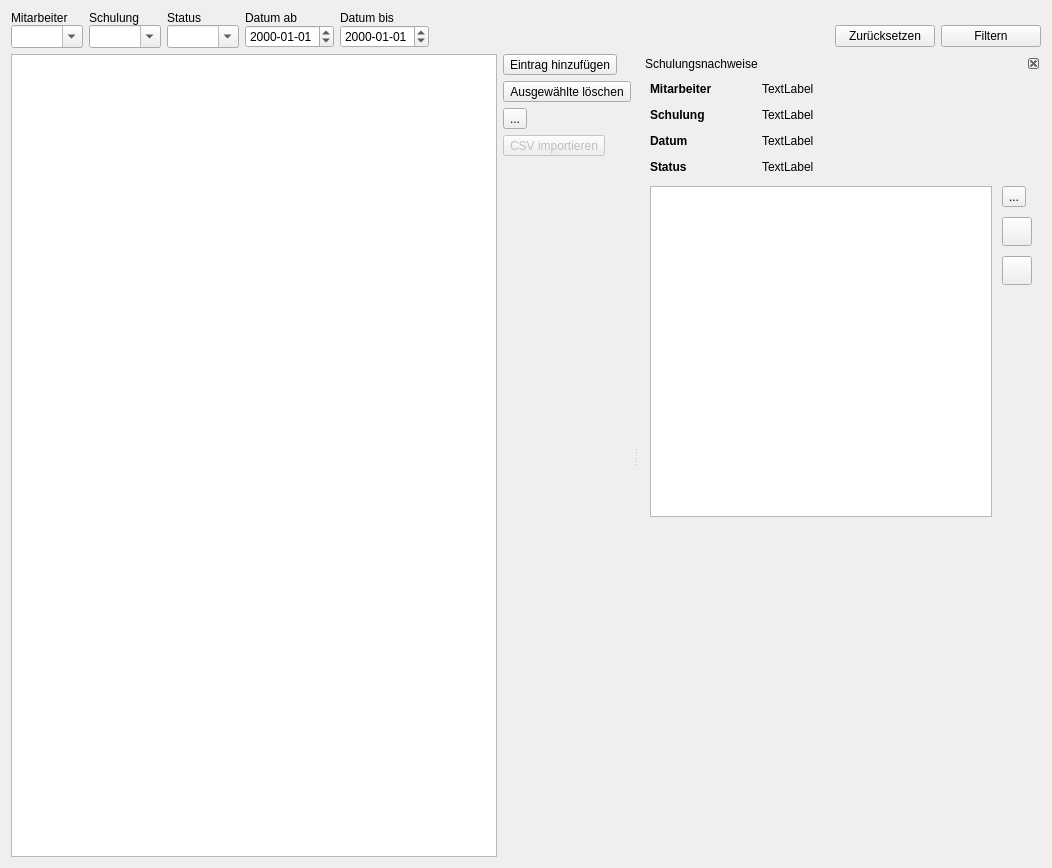
Before: the Qt Designer form ui/qmtraindatawidget.ui in Christian-Kr/QualificationMatrix, drawn with Qt 5.
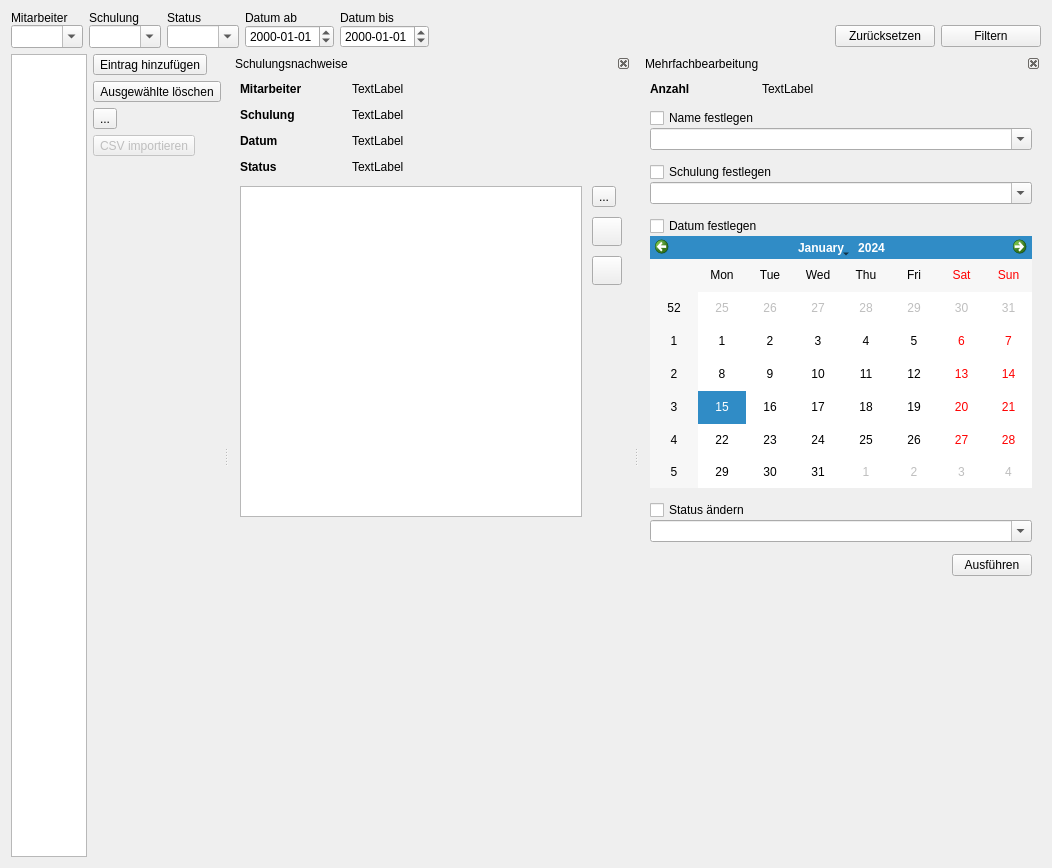
After: the same form once the commit is applied. Icons and pictures are not drawn.

Commit message: implement multi editing

```diff
--- a/ui/qmtraindatawidget.ui
+++ b/ui/qmtraindatawidget.ui
@@ -666,6 +666,207 @@
          </layout>
         </widget>
        </widget>
+       <widget class="QDockWidget" name="dwMultiEdit">
+        <property name="minimumSize">
+         <size>
+          <width>400</width>
+          <height>630</height>
+         </size>
+        </property>
+        <property name="maximumSize">
+         <size>
+          <width>400</width>
+          <height>524287</height>
+         </size>
+        </property>
+        <property name="features">
+         <set>QDockWidget::DockWidgetClosable|QDockWidget::DockWidgetMovable</set>
+        </property>
+        <property name="allowedAreas">
+         <set>Qt::LeftDockWidgetArea|Qt::RightDockWidgetArea</set>
+        </property>
+        <property name="windowTitle">
+         <string>Mehrfachbearbeitung</string>
+        </property>
+        <widget class="QWidget" name="dockWidgetContents_3">
+         <layout class="QVBoxLayout" name="verticalLayout_9">
+          <property name="spacing">
+           <number>12</number>
+          </property>
+          <item>
+           <layout class="QHBoxLayout" name="horizontalLayout_7">
+            <item>
+             <widget class="QLabel" name="label_6">
+              <property name="maximumSize">
+               <size>
+                <width>100</width>
+                <height>16777215</height>
+               </size>
+              </property>
+              <property name="font">
+               <font>
+                <weight>75</weight>
+                <bold>true</bold>
+               </font>
+              </property>
+              <property name="text">
+               <string>Anzahl</string>
+              </property>
+             </widget>
+            </item>
+            <item>
+             <widget class="QLabel" name="laSelCount">
+              <property name="text">
+               <string>TextLabel</string>
+              </property>
+             </widget>
+            </item>
+           </layout>
+          </item>
+          <item>
+           <layout class="QVBoxLayout" name="verticalLayout_5">
+            <property name="spacing">
+             <number>0</number>
+            </property>
+            <item>
+             <widget class="QCheckBox" name="cbSetName">
+              <property name="text">
+               <string>Name festlegen</string>
+              </property>
+             </widget>
+            </item>
+            <item>
+             <widget class="QComboBox" name="cbName">
+              <property name="editable">
+               <bool>true</bool>
+              </property>
+              <property name="maxVisibleItems">
+               <number>20</number>
+              </property>
+              <property name="insertPolicy">
+               <enum>QComboBox::NoInsert</enum>
+              </property>
+              <property name="minimumContentsLength">
+               <number>0</number>
+              </property>
+             </widget>
+            </item>
+           </layout>
+          </item>
+          <item>
+           <layout class="QVBoxLayout" name="verticalLayout_6">
+            <property name="spacing">
+             <number>0</number>
+            </property>
+            <item>
+             <widget class="QCheckBox" name="cbSetTrain">
+              <property name="text">
+               <string>Schulung festlegen</string>
+              </property>
+             </widget>
+            </item>
+            <item>
+             <widget class="QComboBox" name="cbTrain">
+              <property name="editable">
+               <bool>true</bool>
+              </property>
+              <property name="maxVisibleItems">
+               <number>20</number>
+              </property>
+              <property name="insertPolicy">
+               <enum>QComboBox::NoInsert</enum>
+              </property>
+             </widget>
+            </item>
+           </layout>
+          </item>
+          <item>
+           <layout class="QVBoxLayout" name="verticalLayout_7">
+            <property name="spacing">
+             <number>0</number>
+            </property>
+            <item>
+             <widget class="QCheckBox" name="cbSetDate">
+              <property name="text">
+               <string>Datum festlegen</string>
+              </property>
+             </widget>
+            </item>
+            <item>
+             <widget class="QCalendarWidget" name="cwTrainDate"/>
+            </item>
+           </layout>
+          </item>
+          <item>
+           <layout class="QVBoxLayout" name="verticalLayout_8">
+            <property name="spacing">
+             <number>0</number>
+            </property>
+            <item>
+             <widget class="QCheckBox" name="cbSetState">
+              <property name="text">
+               <string>Status ändern</string>
+              </property>
+             </widget>
+            </item>
+            <item>
+             <widget class="QComboBox" name="cbTrainState">
+              <property name="editable">
+               <bool>true</bool>
+              </property>
+              <property name="maxVisibleItems">
+               <number>20</number>
+              </property>
+              <property name="insertPolicy">
+               <enum>QComboBox::NoInsert</enum>
+              </property>
+              <property name="minimumContentsLength">
+               <number>0</number>
+              </property>
+             </widget>
+            </item>
+           </layout>
+          </item>
+          <item>
+           <layout class="QHBoxLayout" name="horizontalLayout_8">
+            <item>
+             <spacer name="horizontalSpacer_2">
+              <property name="orientation">
+               <enum>Qt::Horizontal</enum>
+              </property>
+              <property name="sizeHint" stdset="0">
+               <size>
+                <width>40</width>
+                <height>20</height>
+               </size>
+              </property>
+             </spacer>
+            </item>
+            <item>
+             <widget class="QPushButton" name="pbExecMultiEdit">
+              <property name="text">
+               <string>Ausführen</string>
+              </property>
+             </widget>
+            </item>
+           </layout>
+          </item>
+          <item>
+           <spacer name="verticalSpacer_4">
+            <property name="orientation">
+             <enum>Qt::Vertical</enum>
+            </property>
+            <property name="sizeHint" stdset="0">
+             <size>
+              <width>10</width>
+              <height>10</height>
+             </size>
+            </property>
+           </spacer>
+          </item>
+         </layout>
+        </widget>
+       </widget>
       </widget>
      </item>
     </layout>
```
Left out of the diff: 85 changed lines with no effect on the pictures. The commit also changes 2 other files.
